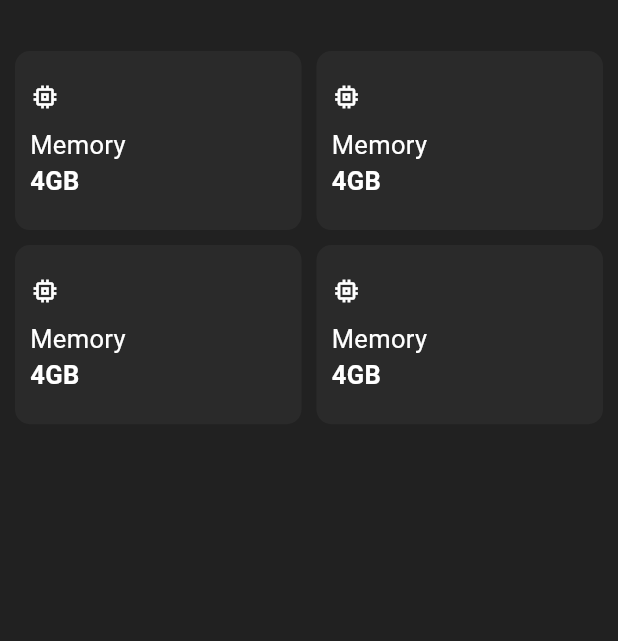
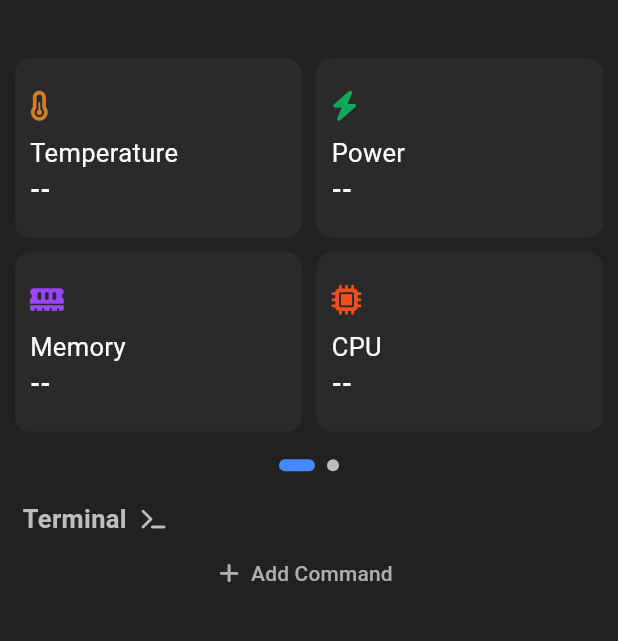
Before and after one commit to Adiittya/PiHost, a Flutter app: the PiDetails screen opened directly with sample values from the repository, on a phone screen of 412 x 824 dp, the part 63-704 px from its top. Run offline on Flutter 3.47's test engine with Material 3 defaults, Android fonts, the phone set to English and light mode, and no system bars; drawn by our look-alikes of smooth_page_indicator; our stand-ins replace flutter_svg, font_awesome_flutter, get, validators.

Commit message:
added form for command

```diff
--- a/lib/controllers/controllers.dart
+++ b/lib/controllers/controllers.dart
@@ -9,11 +9,16 @@ class ErrorController extends GetxController {
   }
 }
 
-class AddDeviceController extends GetxController {
+class SwitchController extends GetxController {
   final toggleAddDevice = false.obs;
+  final toggleAddCommand = false.obs;
 
   void toggleDeviceView() {
     toggleAddDevice.value = !toggleAddDevice.value;
+  }
+
+  void toggleCommandView() {
+    toggleAddCommand.value = !toggleAddCommand.value;
   }
 }
 
@@ -37,4 +42,8 @@ class DeviceController extends GetxController {
   void connectDevice(Device device) {
     // Connect to the device
   }
+
+  void disconnectDevice(Device device) {
+    // Disconnect from the device
+  }
 }
--- a/lib/model/models.dart
+++ b/lib/model/models.dart
@@ -3,11 +3,13 @@ class Device {
   late final String username;
   late final String ipAddress;
   late final int portNumber;
+  late final List<Map<String, dynamic>> commands;
 
   Device({
     required this.deviceName,
     required this.username,
     required this.ipAddress,
     required this.portNumber,
+    this.commands = const [],
   });
 }
--- a/lib/pages/add_pi/add_device.dart
+++ b/lib/pages/add_pi/add_device.dart
@@ -69,7 +69,7 @@ class _AddDeviceState extends State<AddDevice> {
 
   @override
   Widget build(BuildContext context) {
-    final AddDeviceController addDeviceController = Get.find();
+    final SwitchController switchController = Get.find();
     final DeviceController deviceController = Get.find();
 
 
@@ -151,7 +151,7 @@ class _AddDeviceState extends State<AddDevice> {
               children: [
                 ElevatedButton(
                   onPressed: () {
-                    addDeviceController.toggleDeviceView();
+                    switchController.toggleDeviceView();
                     _deviceNameController.clear();
                     _usernameController.clear();
                     _ipAddressController.clear();
@@ -184,7 +184,7 @@ class _AddDeviceState extends State<AddDevice> {
                         portNumber: int.parse(_portNumberController.text),
                       );
                       deviceController.addDevice(device);
-                      addDeviceController.toggleDeviceView();
+                      switchController.toggleDeviceView();
                     } else {
                       Get.snackbar("Error", _errorMessage!);
                     }
--- a/lib/pages/add_pi/add_pi.dart
+++ b/lib/pages/add_pi/add_pi.dart
@@ -9,8 +9,8 @@ import 'package:pihost/pages/add_pi/no_devices.dart';
 class AddPi extends StatelessWidget {
   AddPi({super.key});
 
-  final AddDeviceController adddeviceController =
-      Get.put(AddDeviceController());
+  final SwitchController adddeviceController =
+      Get.put(SwitchController());
   final DeviceController deviceController = Get.put(DeviceController());
 
   @override
--- a/lib/pages/add_pi/list_devices.dart
+++ b/lib/pages/add_pi/list_devices.dart
@@ -8,7 +8,6 @@ class ListDevices extends StatelessWidget {
   ListDevices({super.key});
 
   final DeviceController deviceController = Get.put(DeviceController());
-
   @override
   Widget build(BuildContext context) {
     return Column(
@@ -39,7 +38,7 @@ class ListDevices extends StatelessWidget {
                         ),
                         child: InkWell(
                           onTap: () {
-                            Get.to(() => PiDetails(), arguments: device);
+                            Get.to(() => const PiDetails(), arguments: device);
                           },
                           child: Row(
                             children: [
--- a/lib/pages/add_pi/no_devices.dart
+++ b/lib/pages/add_pi/no_devices.dart
@@ -8,7 +8,7 @@ class NoDevices extends StatelessWidget {
 
   @override
   Widget build(BuildContext context) {
-    final AddDeviceController addDeviceController = Get.find();
+    final SwitchController addDeviceController = Get.find();
 
     return Column(
       mainAxisAlignment: MainAxisAlignment.center,
@@ -58,7 +58,6 @@ class NoDevices extends StatelessWidget {
             ),
           ),
         ),
-
       ],
     );
   }
--- a/lib/pages/pi_details/pi_details.dart
+++ b/lib/pages/pi_details/pi_details.dart
@@ -3,11 +3,18 @@ import 'package:get/get.dart';
 import 'package:pihost/constants.dart';
 import 'package:pihost/controllers/controllers.dart';
 import 'package:pihost/model/models.dart';
+import 'package:pihost/pages/pi_details/pi_shell.dart';
+import 'package:pihost/pages/pi_details/pi_stats.dart';
 
-class PiDetails extends StatelessWidget {
+class PiDetails extends StatefulWidget {
+  const PiDetails({super.key});
+
+  @override
+  State<PiDetails> createState() => _PiDetailsState();
+}
+
+class _PiDetailsState extends State<PiDetails> {
   final Device device = Get.arguments;
-
-  PiDetails({super.key});
 
   @override
   Widget build(BuildContext context) {
@@ -15,6 +22,7 @@ class PiDetails extends StatelessWidget {
     return Scaffold(
       backgroundColor: bgColor,
       appBar: AppBar(
+        forceMaterialTransparency: true,
         automaticallyImplyLeading: false,
         backgroundColor: bgColor,
         title: const Text(
@@ -40,72 +48,20 @@ class PiDetails extends StatelessWidget {
           ),
         ],
       ),
-      body: Container(
-        margin: const EdgeInsets.only(right: 10),
-        child: Column(
-          crossAxisAlignment: CrossAxisAlignment.start,
-          children: [
-            const SizedBox(height: 20),
-            Expanded(
-              child: PageView.builder(
-                scrollDirection: Axis.horizontal,
-                scrollBehavior: const MaterialScrollBehavior(),
-                itemCount: 2,
-                itemBuilder: (context, index) {
-                  return Padding(
-                    padding: const EdgeInsets.only(left: 10.0),
-                    child: GridView.builder(
-                      physics: const NeverScrollableScrollPhysics(),
-                      itemCount: 4,
-                      gridDelegate:
-                          const SliverGridDelegateWithFixedCrossAxisCount(
-                        mainAxisSpacing: 10,
-                        crossAxisSpacing: 10,
-                        childAspectRatio: 1.6,
-                        crossAxisCount: 2,
-                      ),
-                      itemBuilder: (context, index) {
-                        return Container(
-                          padding: const EdgeInsets.all(10),
-                          decoration: BoxDecoration(
-                            color: deviceList,
-                            borderRadius: BorderRadius.circular(10),
-                          ),
-                          child: const Column(
-                            mainAxisAlignment: MainAxisAlignment.center,
-                            crossAxisAlignment: CrossAxisAlignment.start,
-                            children: [
-                              Icon(
-                                Icons.memory,
-                                color: Colors.white,
-                                size: 20,
-                              ),
-                              SizedBox(height: 10),
-                              Text(
-                                "Memory",
-                                style: TextStyle(
-                                  color: Colors.white,
-                                  fontSize: 17,
-                                ),
-                              ),
-                              Text(
-                                "4GB",
-                                style: TextStyle(
-                                    color: Colors.white,
-                                    fontSize: 17,
-                                    fontWeight: FontWeight.bold),
-                              ),
-                            ],
-                          ),
-                        );
-                      },
-                    ),
-                  );
-                },
-              ),
+      body: SingleChildScrollView(
+        child: SafeArea(
+          child: Container(
+            margin: const EdgeInsets.only(left: 5, right: 5),
+            child: Column(
+              crossAxisAlignment: CrossAxisAlignment.start,
+              children: [
+                SizedBox(height: 20),
+                PiStats(),
+                SizedBox(height: 20),
+                PiShell()
+              ],
             ),
-            const SizedBox(height: 20),
-          ],
+          ),
         ),
       ),
     );
--- /dev/null
+++ b/lib/pages/pi_details/pi_shell.dart
@@ -0,0 +1,189 @@
+import 'package:flutter/material.dart';
+import 'package:font_awesome_flutter/font_awesome_flutter.dart';
+import 'package:get/get.dart';
+import 'package:pihost/constants.dart';
+import 'package:pihost/controllers/controllers.dart';
+
+class PiShell extends StatefulWidget {
+  const PiShell({super.key});
+
+  @override
+  State<PiShell> createState() => _PiShellState();
+}
+
+class _PiShellState extends State<PiShell> {
+  final SwitchController switchController = Get.put(SwitchController());
+  final TextEditingController _commandTitle = TextEditingController();
+  final TextEditingController _command = TextEditingController();
+
+  @override
+  Widget build(BuildContext context) {
+    return Container(
+      margin: const EdgeInsets.only(left: 10, right: 10),
+      width: double.infinity,
+      height: MediaQuery.of(context).size.height * 0.5,
+      child: SingleChildScrollView(
+        // Wrap with SingleChildScrollView
+        child: Column(
+          crossAxisAlignment: CrossAxisAlignment.start,
+          children: [
+            Row(
+              children: [
+                Text(
+                  'Terminal',
+                  style: TextStyle(
+                    color: Colors.grey[400],
+                    fontSize: 17,
+                    fontWeight: FontWeight.bold,
+                  ),
+                ),
+                const SizedBox(width: 10),
+                FaIcon(
+                  FontAwesomeIcons.terminal,
+                  color: Colors.grey[400],
+                  size: 14,
+                ),
+              ],
+            ),
+            Obx(() {
+              return switchController.toggleAddCommand.value
+                  ? Column(
+                      children: [
+                        Container(
+                          alignment: Alignment.centerRight,
+                          child: TextButton(
+                              style: ButtonStyle(
+                                foregroundColor:
+                                    MaterialStateProperty.all<Color?>(delete),
+                                overlayColor: MaterialStateProperty.all<Color?>(
+                                    Colors.transparent),
+                              ),
+                              onPressed: switchController.toggleCommandView,
+                              child: const Text(
+                                "Cancel",
+                                style: TextStyle(fontWeight: FontWeight.bold),
+                              )),
+                        ),
+                        Container(
+                            padding: const EdgeInsets.all(20),
+                            width: double.infinity,
+                            decoration: BoxDecoration(
+                              color: const Color(0xFF2A2A2A),
+                              borderRadius: BorderRadius.circular(10),
+                            ),
+                            child: Form(
+                              child: Column(
+                                crossAxisAlignment: CrossAxisAlignment.start,
+                                children: [
+                                  const Text(
+                                    "Execute your command",
+                                    style: TextStyle(
+                                      color: Colors.white,
+                                      fontSize: 13,
+                                      fontWeight: FontWeight.bold,
+                                    ),
+                                  ),
+                                  const SizedBox(height: 5),
+                                  TextFormField(
+                                      controller: _commandTitle,
+                                      style:
+                                          const TextStyle(color: Colors.white),
+                                      decoration: const InputDecoration(
+                                        labelText: 'Command Title',
+                                        labelStyle: TextStyle(
+                                            color: Colors.white, fontSize: 13),
+                                        focusedBorder: UnderlineInputBorder(
+                                          borderSide:
+                                              BorderSide(color: Colors.white),
+                                        ),
+                                      ),
+                                      onChanged: (value) => {}),
+                                  const SizedBox(height: 10),
+                                  TextFormField(
+                                    maxLines: null,
+                                    controller: _command,
+                                    style: const TextStyle(
+                                      color: Colors.white,
+                                    ),
+                                    decoration: const InputDecoration(
+                                      suffix: FaIcon(
+                                        FontAwesomeIcons.solidStar,
+                                        color: Colors.grey,
+                                        size: 14,
+                                      ),
+                                      labelText: 'Command',
+                                      labelStyle: TextStyle(
+                                          color: Colors.white, fontSize: 13),
+                                      focusedBorder: UnderlineInputBorder(
+                                        borderSide:
+                                            BorderSide(color: Colors.white),
+                                      ),
+                                    ),
+                                    onChanged: (value) => {},
+                                  ),
+                                  const SizedBox(height: 10),
+                                  Row(
+                                    children: [
+                                      const Text(
+                                        "The Command Is Valid",
+                                        style: TextStyle(
+                                          color: Colors.green,
+                                          fontWeight: FontWeight.bold,
+                                          fontSize: 15,
+                                        ),
+                                      ),
+                                      const Spacer(),
+                                      Container(
+                                        alignment: Alignment.centerRight,
+                                        child: TextButton(
+                                            style: ButtonStyle(
+                                              foregroundColor:
+                                                  MaterialStateProperty.all<
+                                                      Color?>(Colors.white),
+                                              overlayColor:
+                                                  MaterialStateProperty.all<
+                                                          Color?>(
+                                                      Colors.transparent),
+                                            ),
+                                            onPressed: () {},
+                                            child: const Text(
+                                              "Validate",
+                                              style: TextStyle(
+                                                  fontWeight: FontWeight.bold),
+                                            )),
+                                      ),
+                                    ],
+                                  ),
+                                ],
+                              ),
+                            )),
+                      ],
+                    )
+                  : Center(
+                      child: TextButton.icon(
+                        style: ButtonStyle(
+                          foregroundColor: MaterialStateProperty.all<Color?>(
+                              const Color(0xFFAEAEAE)),
+                          iconSize: MaterialStateProperty.all<double>(15),
+                          overlayColor: MaterialStateProperty.all<Color?>(
+                              Colors.transparent),
+                        ),
+                        icon: const FaIcon(FontAwesomeIcons.plus),
+                        label: const Text('Add Command'),
+                        onPressed: switchController.toggleCommandView,
+                      ),
+                    );
+            })
+          ],
+        ),
+      ),
+    );
+  }
+
+  @override
+  void dispose() {
+    super.dispose();
+    _commandTitle.dispose();
+    _command.dispose();
+  }
+}
--- /dev/null
+++ b/lib/pages/pi_details/pi_stats.dart
@@ -0,0 +1,145 @@
+import 'package:flutter/material.dart';
+import 'package:font_awesome_flutter/font_awesome_flutter.dart';
+import 'package:smooth_page_indicator/smooth_page_indicator.dart';
+import 'package:pihost/constants.dart';
+
+class PiStats extends StatefulWidget {
+  const PiStats({super.key});
+
+  @override
+  State<PiStats> createState() => _PiStatsState();
+}
+
+class _PiStatsState extends State<PiStats> {
+  final List<Map<String, dynamic>> deviceStat = [
+    {
+      'color': const Color(0xFFD27C2C),
+      'icon': FontAwesomeIcons.temperatureHalf,
+      'title': 'Temperature',
+      'value': '--',
+    },
+    {
+      'color': const Color(0xFF0FA958),
+      'icon': FontAwesomeIcons.bolt,
+      'title': 'Power',
+      'value': '--',
+    },
+    {
+      'color': const Color(0xFF9747FF),
+      'icon': FontAwesomeIcons.memory,
+      'title': 'Memory',
+      'value': '--',
+    },
+    {
+      'color': const Color(0xFFF24E1E),
+      'icon': FontAwesomeIcons.microchip,
+      'title': 'CPU',
+      'value': '--',
+    },
+    {
+      'color': const Color(0xFF9747FF),
+      'icon': FontAwesomeIcons.memory,
+      'title': 'Memory',
+      'value': '--',
+    },
+    {
+      'color': const Color(0xFFF24E1E),
+      'icon': FontAwesomeIcons.microchip,
+      'title': 'CPU',
+      'value': '--',
+    },
+  ];
+
+  final PageController _pageController = PageController();
+
+  @override
+  Widget build(BuildContext context) {
+    return SizedBox(
+      height: MediaQuery.of(context).size.height * 0.34,
+      child: Column(
+        children: [
+          Expanded(
+            child: PageView.builder(
+              controller: _pageController,
+              scrollDirection: Axis.horizontal,
+              scrollBehavior: const MaterialScrollBehavior(),
+              itemCount: (deviceStat.length / 4).ceil(),
+              itemBuilder: (context, pageIndex) {
+                int startIndex = pageIndex * 4;
+                int endIndex = startIndex + 4;
+                List<Map<String, dynamic>> pageItems = deviceStat.sublist(
+                  startIndex,
+                  endIndex > deviceStat.length ? deviceStat.length : endIndex,
+                );
+                return Padding(
+                  padding: const EdgeInsets.all(5),
+                  child: GridView.builder(
+                    physics: const NeverScrollableScrollPhysics(),
+                    itemCount: pageItems.length,
+                    gridDelegate:
+                        const SliverGridDelegateWithFixedCrossAxisCount(
+                      mainAxisSpacing: 10,
+                      crossAxisSpacing: 10,
+                      childAspectRatio: 1.6,
+                      crossAxisCount: 2,
+                    ),
+                    itemBuilder: (context, index) {
+                      return Container(
+                        padding: const EdgeInsets.all(10),
+                        decoration: BoxDecoration(
+                          color: deviceList,
+                          borderRadius: BorderRadius.circular(10),
+                        ),
+                        child: Column(
+                          mainAxisAlignment: MainAxisAlignment.center,
+                          crossAxisAlignment: CrossAxisAlignment.start,
+                          children: [
+                            FaIcon(
+                              pageItems[index]['icon'],
+                              color: pageItems[index]['color'],
+                              size: 20,
+                            ),
+                            const SizedBox(height: 10),
+                            Text(
+                              pageItems[index]['title'],
+                              style: const TextStyle(
+                                color: Colors.white,
+                                fontSize: 17,
+                              ),
+                            ),
+                            Text(
+                              pageItems[index]['value'],
+                              style: const TextStyle(
+                                  color: Colors.white,
+                                  fontSize: 17,
+                                  fontWeight: FontWeight.bold),
+                            ),
+                          ],
+                        ),
+                      );
+                    },
+                  ),
+                );
+              },
+            ),
+          ),
+          Padding(
+            padding: const EdgeInsets.only(left: 10, top: 0.0, right: 10),
+            child: Center(
+              child: SmoothPageIndicator(
+                controller: _pageController,
+                count: (deviceStat.length / 4).ceil(),
+                effect: ExpandingDotsEffect(
+                  dotHeight: 8,
+                  dotWidth: 8,
+                  activeDotColor: Colors.blueAccent,
+                  dotColor: Colors.grey.shade400,
+                ),
+              ),
+            ),
+          ),
+        ],
+      ),
+    );
+  }
+}
--- a/pubspec.yaml
+++ b/pubspec.yaml
@@ -38,6 +38,9 @@ dependencies:
   flutter_svg: ^2.0.10+1
   validators: ^3.0.0
   get: ^4.6.6
+  font_awesome_flutter: ^10.7.0
+  dots_indicator: ^3.0.0
+  smooth_page_indicator: ^1.1.0
 
 dev_dependencies:
   flutter_test:
```
Also changed, not shown: lib/pages/pi_details/pi_shell/add_command.dart (added), lib/pages/pi_details/pi_shell/list_command.dart (added), pubspec.lock.
